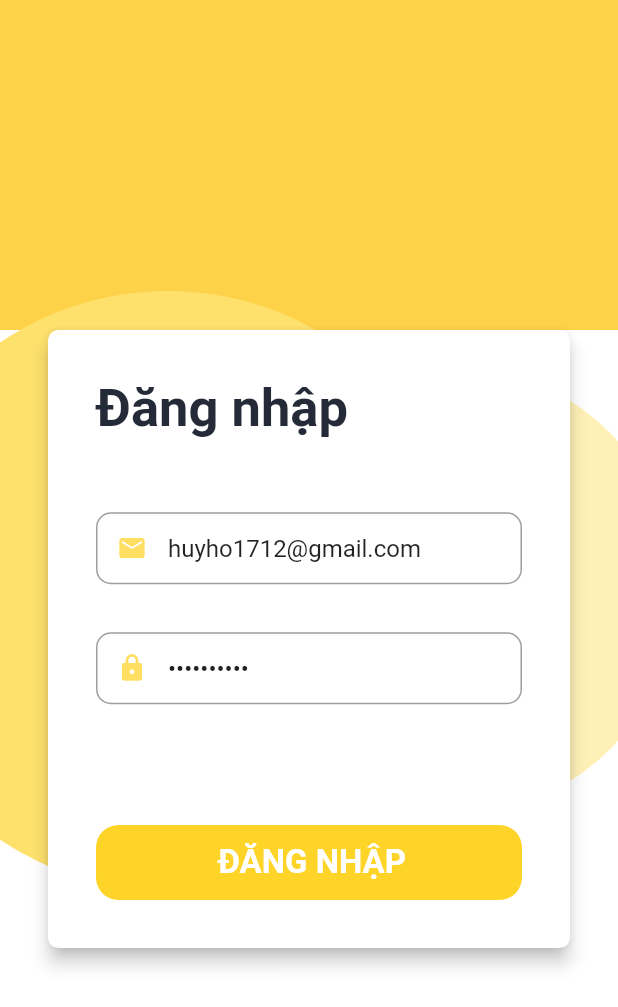
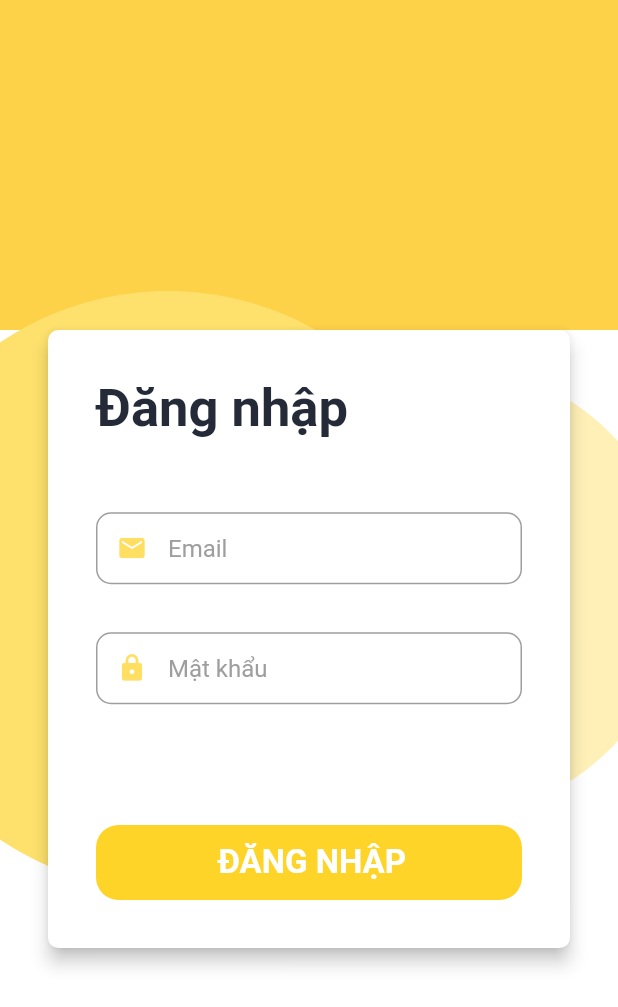
Before and after one commit to anhhuy1020/vehicle-saver-partner-app, a Flutter app: the screen it shows after launch, on a phone screen of 412 x 824 dp. Shown: the top 1007 px of the screen. Run offline on Flutter 3.47's test engine with Material 2 defaults, Android fonts, the phone set to English and light mode, and no system bars; our stand-ins replace cached_network_image, dio, expandable, flutter_cache_manager, flutter_rating_bar, flutter_spinkit and 10 more; missing offline and left inert: adhara_socket_io; generated files the repository leaves out were written again; Roboto replaces fonts that are missing (OpenSans, Quicksand).

Commit message:
[Update] remove initial value

```diff
--- a/lib/screens/login/login.dart
+++ b/lib/screens/login/login.dart
@@ -118,7 +118,7 @@ class _LoginScreenState extends State<LoginScreen> {
                                                         SizedBox(
                                                           height:80,
                                                           child: TextFormField(
-                                                            initialValue: "huyho1712@gmail.com",
+                                                            // initialValue: "huyho1712@gmail.com",
                                                               keyboardType: TextInputType.emailAddress,
                                                             autovalidate:autoValidate,
                                                             validator: validations.validateEmail,
@@ -140,7 +140,7 @@ class _LoginScreenState extends State<LoginScreen> {
                                                         SizedBox(
                                                           height: 80,
                                                           child: TextFormField(
-                                                            initialValue: "Huy3763958",
+                                                            // initialValue: "Huy3763958",
 
                                                             keyboardType: TextInputType.text,
                                                             autovalidate:autoValidate,
```
